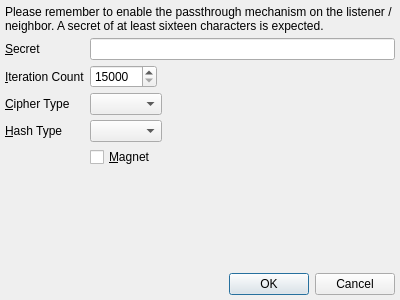
Before: the Qt Designer form branches/trunk/UI/spot-on-private-application-credentials.ui in textbrowser/spot-on, drawn with Qt 5.
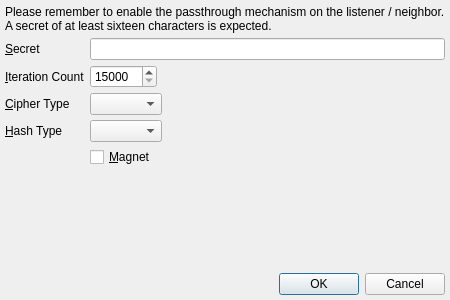
After: the same form once the commit is applied. Icons and pictures are not drawn.

Patch:
```diff
--- a/branches/trunk/UI/spot-on-private-application-credentials.ui
+++ b/branches/trunk/UI/spot-on-private-application-credentials.ui
@@ -6,7 +6,7 @@
    <rect>
     <x>0</x>
     <y>0</y>
-    <width>400</width>
+    <width>450</width>
     <height>300</height>
    </rect>
   </property>
```
